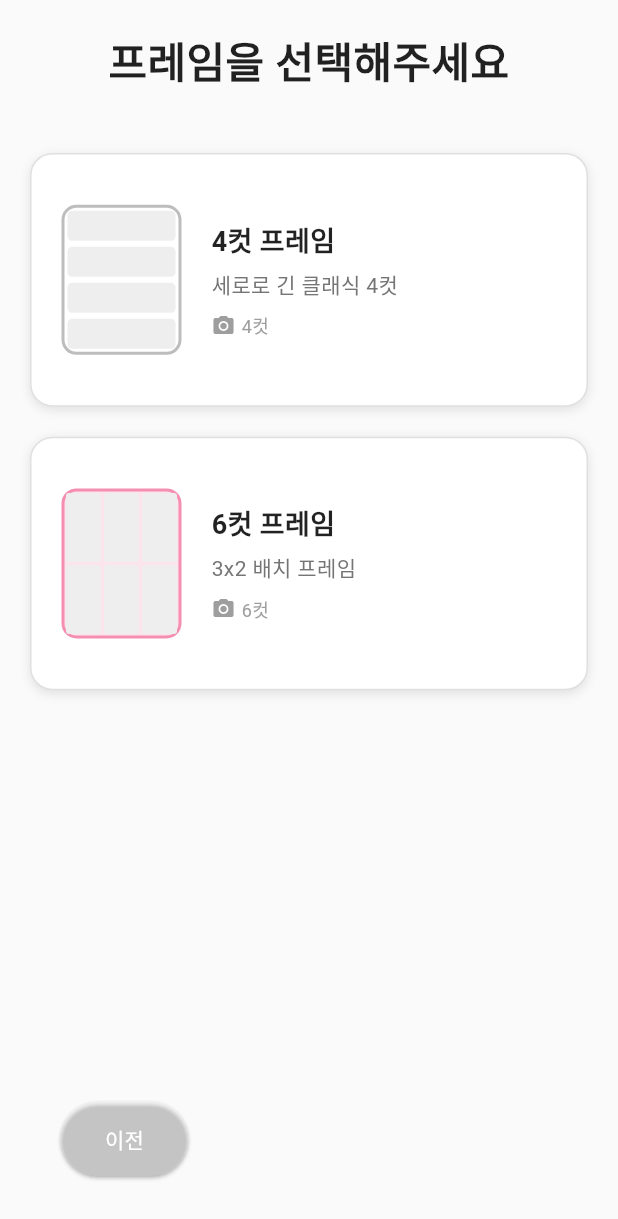
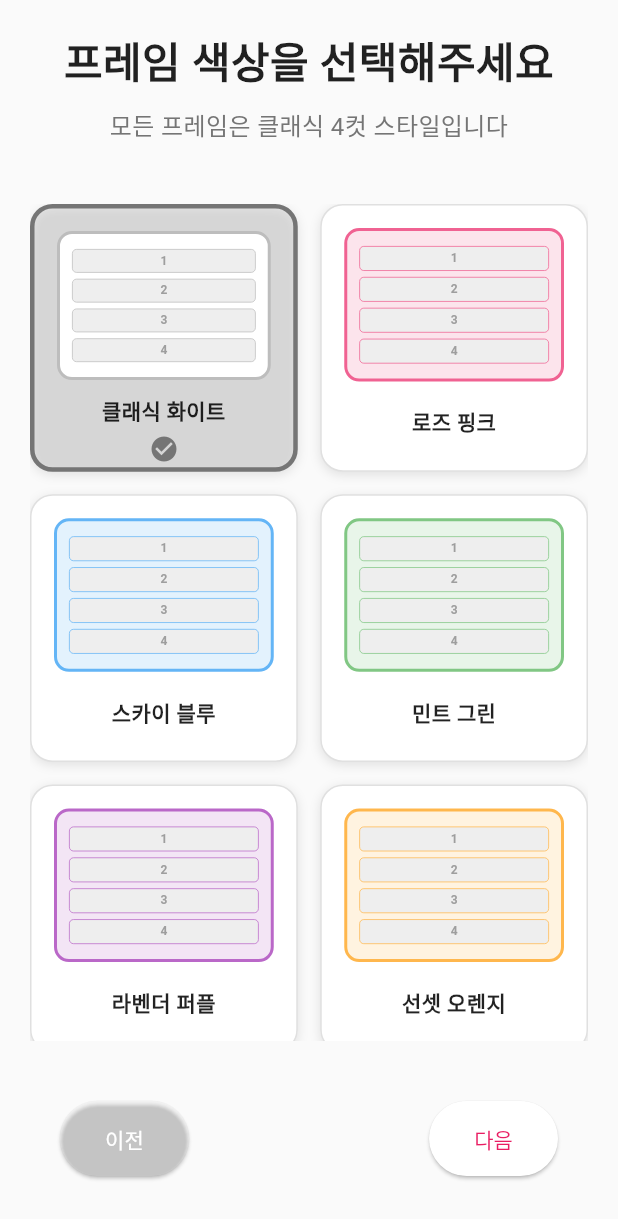
Before and after one commit to ymdev2023/photobooth-afterschool, a Flutter app: the screen it shows after launch, after a tap on "시작하기", on a phone screen of 412 x 824 dp. Shown: the top 1219 px of the screen. Run offline on Flutter 3.47's test engine with Material 3 defaults, Android fonts, the phone set to English and light mode, and no system bars; our stand-ins replace image_picker, qr_flutter; missing offline and left inert: dart:html, dart:ui_web; Roboto replaces fonts that are missing (Pretendard).

Commit message:
feat: 프레임 선택을 4컷 프레임 색상 선택으로 통일
- 프레임 선택 스크린을 6가지 색상의 4컷 프레임으로 변경 (화이트, 핑크, 블루, 그린, 퍼플, 오렌지)
- 모든 프레임이 클래식 4컷 스타일로 통일되어 레이아웃 일관성 확보
- 프레임 합성 서비스에서 색상별 테두리와 텍스트 색상 지원
- 사진 선택에서 필요한 사진 수를 4장으로 고정
- 6컷 관련 불필요한 코드 제거로 코드 간소화
- 기본 프레임을 클래식 화이트로 설정

주요 변경사항:
- FrameSelectionScreen: 색상 기반 그리드 레이아웃으로 변경
- FrameCompositionService: 색상별 프레임 정보 처리 로직 추가
- PhotoSelectionScreen: 모든 프레임에 대해 4장 사진 선택으로 통일
- main.dart: 기본 프레임을 classic_4cut_white로 설정

```diff
--- a/lib/main.dart
+++ b/lib/main.dart
@@ -43,7 +43,7 @@ class PhotoBoothHomePage extends StatefulWidget {
 
 class _PhotoBoothHomePageState extends State<PhotoBoothHomePage> {
   PhotoBoothStep currentStep = PhotoBoothStep.welcome;
-  String? selectedFrame;
+  String? selectedFrame = 'classic_4cut_white'; // 기본 프레임을 화이트로 설정
   String? selectedFilter;
   List<XFile> capturedPhotos = [];
   List<XFile> selectedPhotos = [];
--- a/lib/screens/2_frame_selection_screen.dart
+++ b/lib/screens/2_frame_selection_screen.dart
@@ -19,24 +19,55 @@ class FrameSelectionScreen extends StatelessWidget {
 
   @override
   Widget build(BuildContext context) {
-    final List<Map<String, dynamic>> frames = [
+    // 4컷 프레임의 다양한 색상 옵션
+    final List<Map<String, dynamic>> frameColors = [
       {
-        'name': '4컷 프레임',
-        'description': '세로로 긴 클래식 4컷',
-        'path': 'classic_4cut',
-        'cuts': 4,
-        'layout': 'vertical',
-        'color': Colors.white,
+        'name': '클래식 화이트',
+        'description': '깔끔하고 심플한 화이트 프레임',
+        'path': 'classic_4cut_white',
+        'backgroundColor': Colors.white,
         'borderColor': Colors.grey.shade400,
+        'accentColor': Colors.grey.shade600,
       },
       {
-        'name': '6컷 프레임',
-        'description': '3x2 배치 프레임',
-        'path': 'grid_6cut',
-        'cuts': 6,
-        'layout': 'grid',
-        'color': Colors.pink.shade50,
-        'borderColor': Colors.pink.shade200,
+        'name': '로즈 핑크',
+        'description': '사랑스러운 핑크 컬러 프레임',
+        'path': 'classic_4cut_pink',
+        'backgroundColor': Colors.pink.shade50,
+        'borderColor': Colors.pink.shade300,
+        'accentColor': Colors.pink,
+      },
+      {
+        'name': '스카이 블루',
+        'description': '상큼한 블루 컬러 프레임',
+        'path': 'classic_4cut_blue',
+        'backgroundColor': Colors.blue.shade50,
+        'borderColor': Colors.blue.shade300,
+        'accentColor': Colors.blue,
+      },
+      {
+        'name': '민트 그린',
+        'description': '싱그러운 그린 컬러 프레임',
+        'path': 'classic_4cut_green',
+        'backgroundColor': Colors.green.shade50,
+        'borderColor': Colors.green.shade300,
+        'accentColor': Colors.green,
+      },
+      {
+        'name': '라벤더 퍼플',
+        'description': '우아한 퍼플 컬러 프레임',
+        'path': 'classic_4cut_purple',
+        'backgroundColor': Colors.purple.shade50,
+        'borderColor': Colors.purple.shade300,
+        'accentColor': Colors.purple,
+      },
+      {
+        'name': '선셋 오렌지',
+        'description': '따뜻한 오렌지 컬러 프레임',
+        'path': 'classic_4cut_orange',
+        'backgroundColor': Colors.orange.shade50,
+        'borderColor': Colors.orange.shade300,
+        'accentColor': Colors.orange,
       },
     ];
 
@@ -47,13 +78,22 @@ class FrameSelectionScreen extends StatelessWidget {
           padding: EdgeInsets.all(20),
           child: Column(
             children: [
-              // 제목만 표시, step indicator 제거
+              // 제목
               Text(
-                '프레임을 선택해주세요',
+                '프레임 색상을 선택해주세요',
                 style: TextStyle(
                   fontSize: 28,
                   fontWeight: FontWeight.bold,
                   color: Colors.black87,
+                ),
+                textAlign: TextAlign.center,
+              ),
+              SizedBox(height: 10),
+              Text(
+                '모든 프레임은 클래식 4컷 스타일입니다',
+                style: TextStyle(
+                  fontSize: 16,
+                  color: Colors.grey.shade600,
                 ),
                 textAlign: TextAlign.center,
               ),
@@ -63,34 +103,34 @@ class FrameSelectionScreen extends StatelessWidget {
                   builder: (context, constraints) {
                     // 화면 크기에 따라 그리드 설정 조정
                     final isWideScreen = constraints.maxWidth > 600;
-                    final crossAxisCount = isWideScreen ? 2 : 1;
-                    final childAspectRatio = isWideScreen ? 1.8 : 2.2;
+                    final crossAxisCount = isWideScreen ? 3 : 2;
+                    final childAspectRatio = isWideScreen ? 1.2 : 1.0;
 
                     return GridView.builder(
                       gridDelegate: SliverGridDelegateWithFixedCrossAxisCount(
                         crossAxisCount: crossAxisCount,
                         childAspectRatio: childAspectRatio,
-                        mainAxisSpacing: 20,
-                        crossAxisSpacing: 20,
+                        mainAxisSpacing: 15,
+                        crossAxisSpacing: 15,
                       ),
-                      itemCount: frames.length,
+                      itemCount: frameColors.length,
                       itemBuilder: (context, index) {
-                        final frame = frames[index];
-                        final isSelected = selectedFrame == frame['path'];
+                        final frameColor = frameColors[index];
+                        final isSelected = selectedFrame == frameColor['path'];
 
                         return GestureDetector(
                           onTap: () {
-                            onFrameSelected(frame['path']);
+                            onFrameSelected(frameColor['path']);
                           },
                           child: Container(
                             decoration: BoxDecoration(
                               color: isSelected
-                                  ? Colors.pink.shade100
+                                  ? frameColor['accentColor'].withOpacity(0.1)
                                   : Colors.white,
                               borderRadius: BorderRadius.circular(15),
                               border: Border.all(
                                 color: isSelected
-                                    ? Colors.pink
+                                    ? frameColor['accentColor']
                                     : Colors.grey.shade300,
                                 width: isSelected ? 3 : 1,
                               ),
@@ -103,74 +143,51 @@ class FrameSelectionScreen extends StatelessWidget {
                               ],
                             ),
                             child: Padding(
-                              padding: EdgeInsets.all(20),
-                              child: Row(
+                              padding: EdgeInsets.all(15),
+                              child: Column(
                                 children: [
-                                  // 프레임 미리보기 - 크기 조정
-                                  Container(
-                                    width: isWideScreen ? 100 : 80,
-                                    height: isWideScreen ? 120 : 100,
+                                  // 프레임 미리보기
+                                  Expanded(
+                                    flex: 3,
+                                    child: Container(
+                                      width: double.infinity,
                                       decoration: BoxDecoration(
-                                      color: frame['color'],
+                                        color: frameColor['backgroundColor'],
                                         borderRadius: BorderRadius.circular(10),
                                         border: Border.all(
-                                        color: frame['borderColor'],
+                                          color: frameColor['borderColor'],
                                           width: 2,
                                         ),
                                       ),
-                                    child: _buildFramePreview(frame),
+                                      child: _buildFramePreview(frameColor),
                                     ),
-                                  SizedBox(width: 20),
-                                  // 프레임 정보
+                                  ),
+                                  SizedBox(height: 10),
+                                  // 색상 이름
                                   Expanded(
+                                    flex: 1,
                                     child: Column(
-                                      crossAxisAlignment:
-                                          CrossAxisAlignment.start,
-                                      mainAxisAlignment:
-                                          MainAxisAlignment.center,
+                                      mainAxisAlignment: MainAxisAlignment.center,
                                       children: [
                                         Text(
-                                          frame['name'],
+                                          frameColor['name'],
                                           style: TextStyle(
-                                            fontSize: isWideScreen ? 20 : 18,
+                                            fontSize: 14,
                                             fontWeight: FontWeight.bold,
                                             color: Colors.black87,
                                           ),
+                                          textAlign: TextAlign.center,
                                         ),
+                                        if (isSelected) ...[
                                           SizedBox(height: 5),
-                                        Text(
-                                          frame['description'],
-                                          style: TextStyle(
-                                            fontSize: isWideScreen ? 16 : 14,
-                                            color: Colors.grey.shade600,
-                                          ),
-                                        ),
-                                        SizedBox(height: 8),
-                                        Row(
-                                          children: [
                                           Icon(
-                                              Icons.photo_camera,
-                                              size: 16,
-                                              color: Colors.grey.shade500,
-                                            ),
-                                            SizedBox(width: 4),
-                                            Text(
-                                              '${frame['cuts']}컷',
-                                              style: TextStyle(
-                                                fontSize: 12,
-                                                color: Colors.grey.shade500,
-                                              ),
+                                            Icons.check_circle,
+                                            color: frameColor['accentColor'],
+                                            size: 20,
                                           ),
                                         ],
-                                        ),
                                       ],
                                     ),
-                                  ),
-                                  if (isSelected)
-                                    Icon(
-                                      Icons.check_circle,
-                                      color: Colors.pink,
-                                      size: 30,
                                   ),
                                 ],
                               ),
@@ -194,75 +211,34 @@ class FrameSelectionScreen extends StatelessWidget {
     );
   }
 
-  Widget _buildFramePreview(Map<String, dynamic> frame) {
-    final cuts = frame['cuts'] as int;
-    final layout = frame['layout'] as String;
-
-    if (layout == 'vertical') {
-      // 4컷 프레임 - 1x4 세로 배치
-      return Column(
+  Widget _buildFramePreview(Map<String, dynamic> frameColor) {
+    // 항상 4컷 프레임 - 1x4 세로 배치
+    return Padding(
+      padding: EdgeInsets.all(8),
+      child: Column(
         children: List.generate(
-          cuts,
+          4,
           (index) => Expanded(
             child: Container(
-              margin: EdgeInsets.all(2),
+              margin: EdgeInsets.symmetric(vertical: 2),
               decoration: BoxDecoration(
                 color: Colors.grey.shade200,
                 borderRadius: BorderRadius.circular(3),
+                border: Border.all(
+                  color: frameColor['borderColor'],
+                  width: 0.5,
+                ),
+              ),
+              child: Center(
+                child: Text(
+                  '${index + 1}',
+                  style: TextStyle(
+                    fontSize: 8,
+                    color: Colors.grey.shade500,
+                    fontWeight: FontWeight.bold,
                   ),
                 ),
               ),
-        ),
-      );
-    } else if (layout == 'grid') {
-      // 6컷 프레임 - 3x2 그리드 배치
-      return Column(
-        children: [
-          Expanded(
-            child: Row(
-              children: List.generate(
-                3,
-                (index) => Expanded(
-                  child: Container(
-                    margin: EdgeInsets.all(1),
-                    decoration: BoxDecoration(
-                      color: Colors.grey.shade200,
-                      borderRadius: BorderRadius.circular(2),
-                    ),
-                  ),
-                ),
-              ),
-            ),
-          ),
-          Expanded(
-            child: Row(
-              children: List.generate(
-                3,
-                (index) => Expanded(
-                  child: Container(
-                    margin: EdgeInsets.all(1),
-                    decoration: BoxDecoration(
-                      color: Colors.grey.shade200,
-                      borderRadius: BorderRadius.circular(2),
-                    ),
-                  ),
-                ),
-              ),
-            ),
-          ),
-        ],
-      );
-    } else {
-      // 스트립 프레임 - 가로 배치
-      return Row(
-        children: List.generate(
-          cuts,
-          (index) => Expanded(
-            child: Container(
-              margin: EdgeInsets.all(2),
-              decoration: BoxDecoration(
-                color: Colors.grey.shade200,
-                borderRadius: BorderRadius.circular(3),
             ),
           ),
         ),
@@ -270,4 +246,3 @@ class FrameSelectionScreen extends StatelessWidget {
     );
   }
 }
-}
```
Also changed, not shown: lib/screens/5_photo_selection_screen.dart (+2 -8 lines), lib/services/frame_composition_service.dart (+31 -93 lines). Lines whose indentation alone changed are shown as unchanged.
